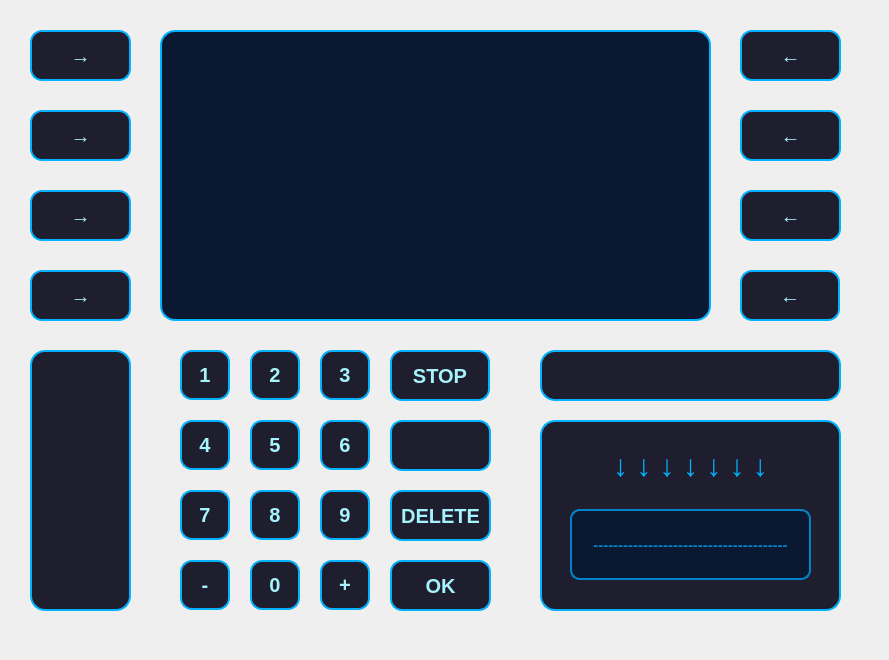
First picture: the form in bank-automat/transaction.ui, repository DeveMike/Software_Development_Application_Project, before the edit.
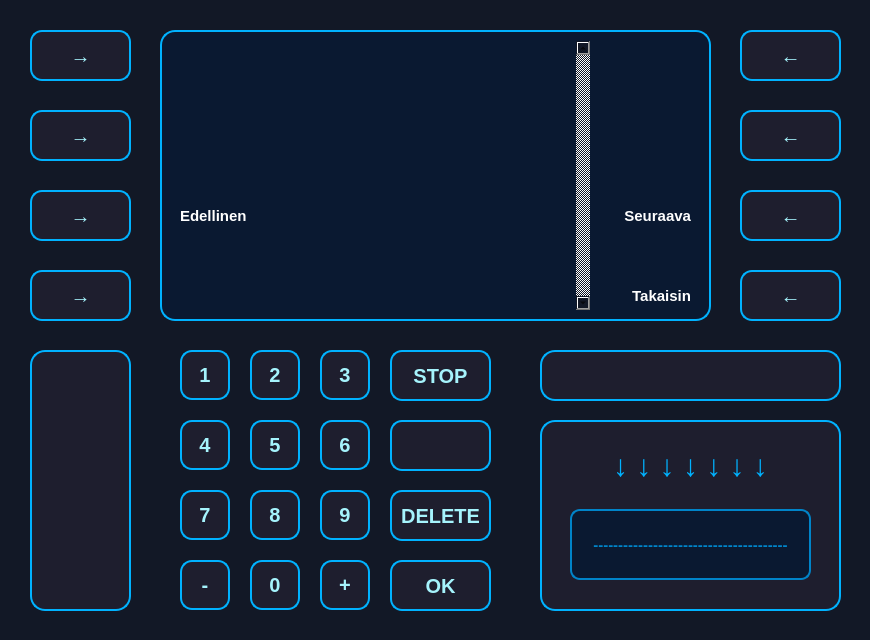
Second picture: the form after the edit.

Commit message: Inactivity timer, transaction fetching fix, multilingual support & bug fixes

Patch:
```diff
--- a/bank-automat/transaction.ui
+++ b/bank-automat/transaction.ui
@@ -6,13 +6,18 @@
    <rect>
     <x>0</x>
     <y>0</y>
-    <width>889</width>
-    <height>660</height>
+    <width>870</width>
+    <height>640</height>
    </rect>
   </property>
   <property name="windowTitle">
    <string>Dialog</string>
   </property>
+  <property name="styleSheet">
+   <string notr="true">QDialog, QWidget {
+    background-color: #121826;
+}</string>
+  </property>
   <widget class="QPushButton" name="btn_14">
    <property name="geometry">
     <rect>
@@ -160,7 +165,7 @@
     <rect>
      <x>390</x>
      <y>350</y>
-     <width>100</width>
+     <width>101</width>
      <height>51</height>
     </rect>
    </property>
@@ -305,7 +310,7 @@
     <rect>
      <x>740</x>
      <y>270</y>
-     <width>100</width>
+     <width>101</width>
      <height>51</height>
     </rect>
    </property>
@@ -1304,6 +1309,81 @@
   <widget class="QTableWidget" name="tableWidget">
    <property name="geometry">
     <rect>
+     <x>270</x>
+     <y>30</y>
+     <width>331</width>
+     <height>291</height>
+    </rect>
+   </property>
+   <property name="layoutDirection">
+    <enum>Qt::LayoutDirection::LeftToRight</enum>
+   </property>
+   <property name="autoFillBackground">
+    <bool>false</bool>
+   </property>
+   <property name="styleSheet">
+    <string notr="true">QTableWidget {
+	background-color: transparent;
+    padding: 10px;
+    color: #A5F3FC;
+    font-size: 18px;
+    font-weight: bold;
+}
+
+
+QHeaderView::section { 
+    background-color: lightgray; 
+    color: black; 
+    font-weight: bold; 
+}
+
+QTableCornerButton::section {
+    background-color: lightgray; 
+}
+
+QTableWidget QTableView::item {
+    color: black;
+}
+
+</string>
+   </property>
+   <property name="frameShape">
+    <enum>QFrame::Shape::StyledPanel</enum>
+   </property>
+   <property name="lineWidth">
+    <number>1</number>
+   </property>
+   <property name="verticalScrollBarPolicy">
+    <enum>Qt::ScrollBarPolicy::ScrollBarAlwaysOn</enum>
+   </property>
+   <property name="horizontalScrollBarPolicy">
+    <enum>Qt::ScrollBarPolicy::ScrollBarAsNeeded</enum>
+   </property>
+   <property name="sizeAdjustPolicy">
+    <enum>QAbstractScrollArea::SizeAdjustPolicy::AdjustIgnored</enum>
+   </property>
+   <property name="tabKeyNavigation">
+    <bool>true</bool>
+   </property>
+   <property name="alternatingRowColors">
+    <bool>false</bool>
+   </property>
+   <property name="textElideMode">
+    <enum>Qt::TextElideMode::ElideRight</enum>
+   </property>
+   <property name="showGrid">
+    <bool>true</bool>
+   </property>
+   <property name="gridStyle">
+    <enum>Qt::PenStyle::SolidLine</enum>
+   </property>
+   <property name="sortingEnabled">
+    <bool>true</bool>
+   </property>
+  </widget>
+  <widget class="QTableWidget" name="tableWidget_2">
+   <property name="geometry">
+    <rect>
      <x>160</x>
      <y>30</y>
      <width>551</width>
@@ -1342,6 +1422,112 @@
     <bool>true</bool>
    </property>
   </widget>
+  <widget class="QLabel" name="txtBack">
+   <property name="geometry">
+    <rect>
+     <x>550</x>
+     <y>270</y>
+     <width>141</width>
+     <height>51</height>
+    </rect>
+   </property>
+   <property name="styleSheet">
+    <string notr="true">font-size: 15px;
+color: white;
+font-weight: bold;
+background-color: transparent;
+text-transform: uppercase;</string>
+   </property>
+   <property name="text">
+    <string>Takaisin</string>
+   </property>
+   <property name="alignment">
+    <set>Qt::AlignmentFlag::AlignRight|Qt::AlignmentFlag::AlignTrailing|Qt::AlignmentFlag::AlignVCenter</set>
+   </property>
+  </widget>
+  <widget class="QLabel" name="txtNext">
+   <property name="geometry">
+    <rect>
+     <x>550</x>
+     <y>190</y>
+     <width>141</width>
+     <height>51</height>
+    </rect>
+   </property>
+   <property name="styleSheet">
+    <string notr="true">font-size: 15px;
+color: white;
+font-weight: bold;
+background-color: transparent;
+text-transform: uppercase;</string>
+   </property>
+   <property name="text">
+    <string>Seuraava</string>
+   </property>
+   <property name="alignment">
+    <set>Qt::AlignmentFlag::AlignRight|Qt::AlignmentFlag::AlignTrailing|Qt::AlignmentFlag::AlignVCenter</set>
+   </property>
+  </widget>
+  <widget class="QLabel" name="txtPrevious">
+   <property name="geometry">
+    <rect>
+     <x>180</x>
+     <y>190</y>
+     <width>141</width>
+     <height>51</height>
+    </rect>
+   </property>
+   <property name="layoutDirection">
+    <enum>Qt::LayoutDirection::LeftToRight</enum>
+   </property>
+   <property name="styleSheet">
+    <string notr="true">font-size: 15px;
+color: white;
+font-weight: bold;
+background-color: transparent;
+text-transform: uppercase;</string>
+   </property>
+   <property name="text">
+    <string>Edellinen</string>
+   </property>
+   <property name="alignment">
+    <set>Qt::AlignmentFlag::AlignLeading|Qt::AlignmentFlag::AlignLeft|Qt::AlignmentFlag::AlignVCenter</set>
+   </property>
+  </widget>
+  <zorder>tableWidget_2</zorder>
+  <zorder>tableWidget</zorder>
+  <zorder>btn_14</zorder>
+  <zorder>btnEmpty_2</zorder>
+  <zorder>btnOK</zorder>
+  <zorder>btnBack_2</zorder>
+  <zorder>cardSlot</zorder>
+  <zorder>btn_3</zorder>
+  <zorder>cardSlot_3</zorder>
+  <zorder>btnBack</zorder>
+  <zorder>cardSlotBorder</zorder>
+  <zorder>btnPrev</zorder>
+  <zorder>btn_15</zorder>
+  <zorder>btn_11</zorder>
+  <zorder>btn_7</zorder>
+  <zorder>cardSlot_2</zorder>
+  <zorder>btn_9</zorder>
+  <zorder>btn_5</zorder>
+  <zorder>btn_10</zorder>
+  <zorder>btnEmpty_4</zorder>
+  <zorder>btn_0</zorder>
+  <zorder>btn_4</zorder>
+  <zorder>btn_2</zorder>
+  <zorder>btnEmpty_7</zorder>
+  <zorder>btnNext</zorder>
+  <zorder>cardArrow</zorder>
+  <zorder>btn_6</zorder>
+  <zorder>btnEmpty_5</zorder>
+  <zorder>btn_8</zorder>
+  <zorder>btn_1</zorder>
+  <zorder>btnEmpty_3</zorder>
+  <zorder>txtBack</zorder>
+  <zorder>txtNext</zorder>
+  <zorder>txtPrevious</zorder>
  </widget>
  <resources/>
  <connections/>
```
Left out of the diff: 3 changed lines with no effect on the pictures. The commit also changes 3 other files.
